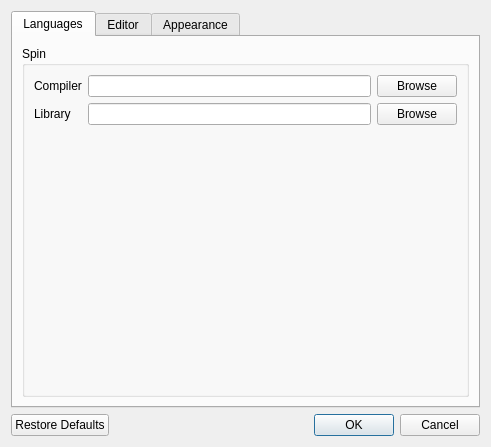
Before: the Qt Designer form src/propelleride/forms/preferences.ui in parallaxinc/PropellerIDE, drawn with Qt 5.
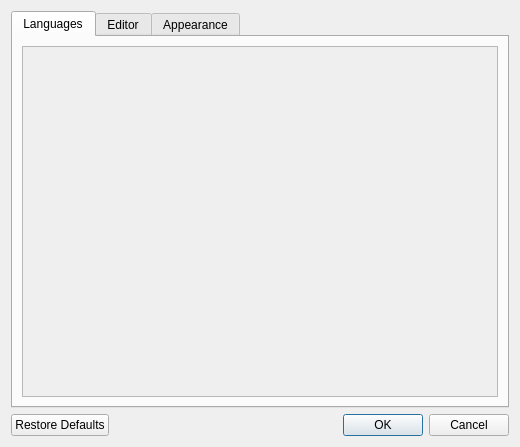
After: the same form once the commit is applied. The open tabs and pages were chosen to show the change. Icons and pictures are not drawn. Custom widgets are drawn as their Qt base class.

Diff of the .ui file:
```diff
--- a/src/propelleride/forms/preferences.ui
+++ b/src/propelleride/forms/preferences.ui
@@ -6,7 +6,7 @@
    <rect>
     <x>0</x>
     <y>0</y>
-    <width>491</width>
+    <width>520</width>
     <height>447</height>
    </rect>
   </property>
@@ -27,50 +27,30 @@
       <attribute name="title">
        <string>Languages</string>
       </attribute>
-      <layout class="QVBoxLayout" name="verticalLayout_5">
+      <layout class="QHBoxLayout" name="horizontalLayout_5">
        <item>
-        <widget class="QGroupBox" name="groupBox_6">
-         <property name="title">
-          <string>Spin</string>
+        <widget class="QScrollArea" name="scrollArea">
+         <property name="verticalScrollBarPolicy">
+          <enum>Qt::ScrollBarAsNeeded</enum>
          </property>
-         <layout class="QVBoxLayout" name="verticalLayout_4">
-          <item>
-           <layout class="QGridLayout" name="gridLayout">
-            <item row="0" column="0">
-             <widget class="QLabel" name="label">
-              <property name="text">
-               <string>Compiler</string>
-              </property>
-             </widget>
-            </item>
-            <item row="0" column="1">
-             <widget class="QLineEdit" name="lineEdit_2"/>
-            </item>
-            <item row="0" column="2">
-             <widget class="QPushButton" name="pushButton_2">
-              <property name="text">
-               <string>Browse</string>
-              </property>
-             </widget>
-            </item>
-            <item row="1" column="0">
-             <widget class="QLabel" name="label_4">
-              <property name="text">
-               <string>Library</string>
-              </property>
-             </widget>
-            </item>
-            <item row="1" column="1">
-             <widget class="QLineEdit" name="lineEdit_3"/>
-            </item>
-            <item row="1" column="2">
-             <widget class="QPushButton" name="pushButton_3">
-              <property name="text">
-               <string>Browse</string>
-              </property>
-             </widget>
-            </item>
-           </layout>
+         <property name="horizontalScrollBarPolicy">
+          <enum>Qt::ScrollBarAlwaysOff</enum>
+         </property>
+         <property name="widgetResizable">
+          <bool>true</bool>
+         </property>
+         <widget class="QWidget" name="scrollAreaWidgetContents">
+          <property name="geometry">
+           <rect>
+            <x>0</x>
+            <y>0</y>
+            <width>478</width>
+            <height>342</height>
+           </rect>
+          </property>
+          <layout class="QVBoxLayout" name="verticalLayout_3">
+           <item>
+            <layout class="QVBoxLayout" name="languageLayout"/>
           </item>
           <item>
            <spacer name="verticalSpacer_2">
@@ -80,13 +60,13 @@
             <property name="sizeHint" stdset="0">
              <size>
               <width>20</width>
-              <height>200</height>
+               <height>313</height>
              </size>
             </property>
            </spacer>
           </item>
          </layout>
-         <zorder>verticalSpacer_2</zorder>
+         </widget>
         </widget>
        </item>
       </layout>
```
Left out of the diff: 5 changed lines with no effect on the pictures. Lines whose indentation alone changed are shown as unchanged.
